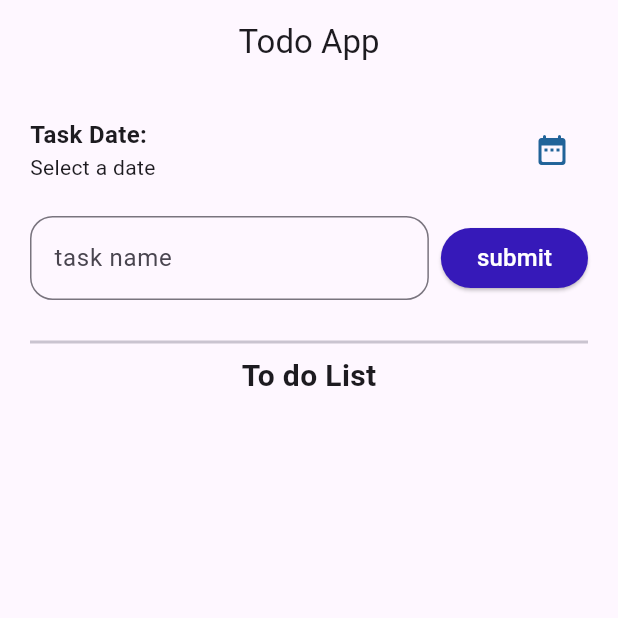
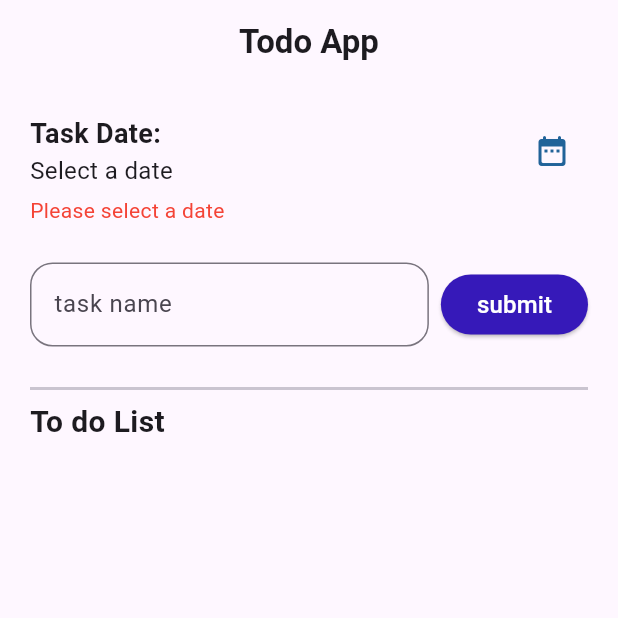
Before and after one commit to iamanggi/TodoApp_0123, a Flutter app: the screen it shows after launch, on a phone screen of 412 x 824 dp, the top half of it. Run offline on Flutter 3.47's test engine with Material 3 defaults, Android fonts, the phone set to English and light mode, and no system bars; missing offline and left inert: bottom_picker.

Commit message:
last commit, memperbaiki semuanya

```diff
--- a/lib/todo_app.dart
+++ b/lib/todo_app.dart
@@ -10,8 +10,6 @@ class TodoApp extends StatefulWidget {
 }
 
 class _TodoAppState extends State<TodoApp> {
-  bool isChecked = false;
-
   final _key = GlobalKey<FormState>();
   final TextEditingController _todoappController = TextEditingController();
   DateTime? selectedDate;
@@ -79,7 +77,9 @@ class _TodoAppState extends State<TodoApp> {
             ),
             Text(
               tasks["done"] ? "Done" : "Not Done",
-              style: TextStyle(fontSize: 14, fontWeight: FontWeight.w600,
+              style: TextStyle(
+                fontSize: 14,
+                fontWeight: FontWeight.w600,
                 color:
                     tasks["done"]
                         ? const Color.fromARGB(255, 28, 145, 31)
@@ -95,7 +95,7 @@ class _TodoAppState extends State<TodoApp> {
               task[index]["done"] = value!;
             });
           },
-          activeColor: Colors.purple,
+          activeColor: const Color.fromARGB(255, 80, 39, 176),
         ),
       ),
     );
@@ -104,11 +104,19 @@ class _TodoAppState extends State<TodoApp> {
   @override
   Widget build(BuildContext context) {
     return Scaffold(
-      appBar: AppBar(title: Center(child: const Text('Todo App'))),
+      appBar: AppBar(
+        title: Center(
+          child: const Text(
+            'Todo App',
+            style: TextStyle(fontWeight: FontWeight.bold),
+          ),
+        ),
+      ),
       body: SafeArea(
         child: Padding(
           padding: const EdgeInsets.all(20),
           child: Column(
+            crossAxisAlignment: CrossAxisAlignment.start,
             children: [
               Row(
                 mainAxisAlignment: MainAxisAlignment.spaceBetween,
@@ -119,7 +127,7 @@ class _TodoAppState extends State<TodoApp> {
                       const Text(
                         'Task Date:',
                         style: TextStyle(
-                          fontSize: 16,
+                          fontSize: 18,
                           fontWeight: FontWeight.bold,
                         ),
                       ),
@@ -129,6 +137,7 @@ class _TodoAppState extends State<TodoApp> {
                               "dd-MM-yyyy HH:mm",
                             ).format(selectedDate!)
                             : 'Select a date',
+                        style: TextStyle(fontSize: 16),
                       ),
                     ],
                   ),
@@ -141,6 +150,14 @@ class _TodoAppState extends State<TodoApp> {
                   ),
                 ],
               ),
+              if (selectedDate == null)
+                const Padding(
+                  padding: EdgeInsets.symmetric(vertical: 5),
+                  child: Text(
+                    "Please select a date",
+                    style: TextStyle(color: Colors.red),
+                  ),
+                ),
               const SizedBox(height: 20),
               Row(
                 children: [
@@ -190,7 +207,10 @@ class _TodoAppState extends State<TodoApp> {
               Expanded(
                 child: ListView.builder(
                   itemCount: task.length,
-                  itemBuilder: (context, index) => _buildTaskCard(task[index], index),))
+                  itemBuilder:
+                      (context, index) => _buildTaskCard(task[index], index),
+                ),
+              ),
             ],
           ),
         ),
```
